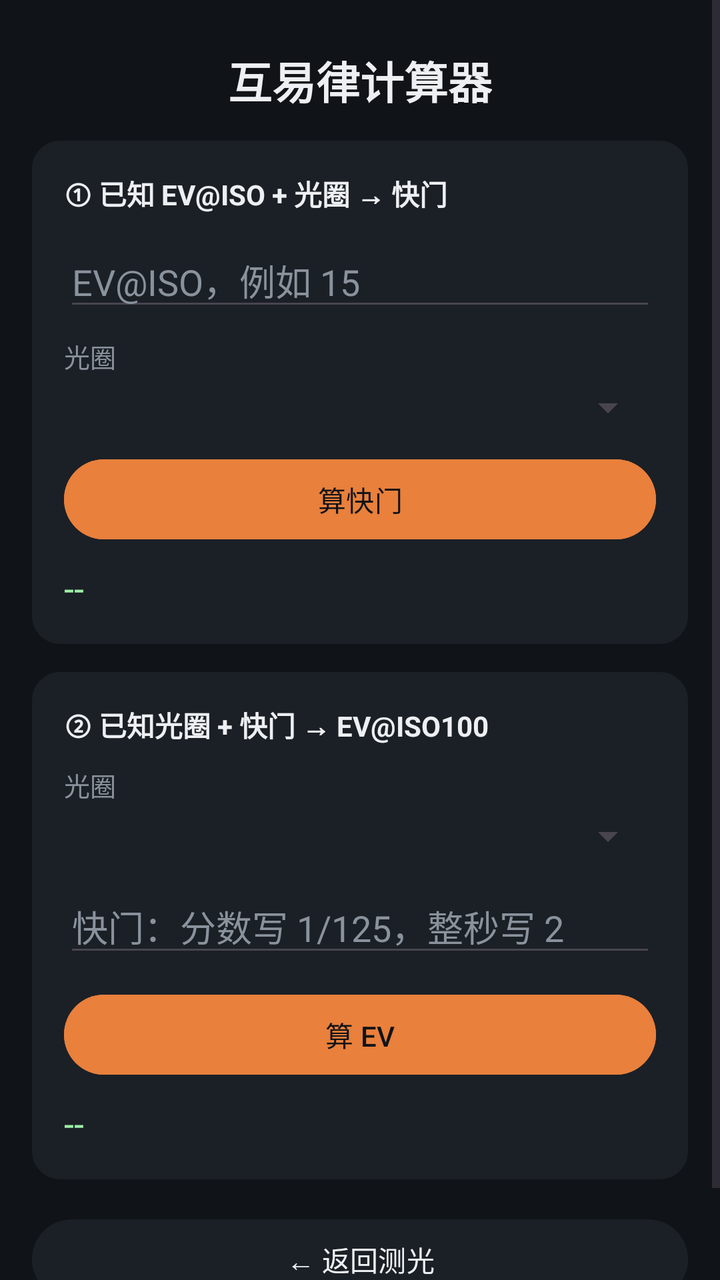
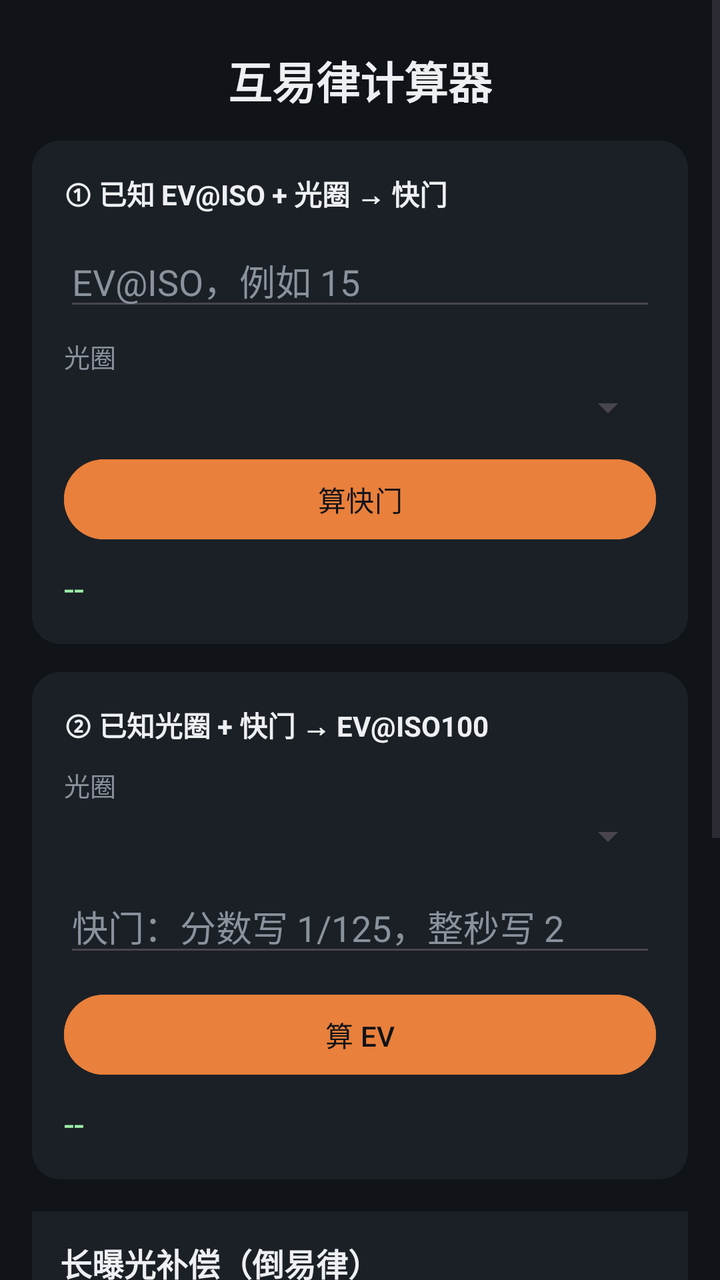

Before-and-after screenshots of an Android layout around one commit, followed by the original layout XML and the change that was made.
<!-- AndroidManifest.xml: application theme Theme.LightMeter -->
<!-- res/layout/activity_calc.xml -->
<?xml version="1.0" encoding="utf-8"?>
<ScrollView xmlns:android="http://schemas.android.com/apk/res/android"
    android:layout_width="match_parent"
    android:layout_height="match_parent"
    android:background="@color/bg"
    android:fillViewport="true">

    <LinearLayout
        android:layout_width="match_parent"
        android:layout_height="wrap_content"
        android:orientation="vertical"
        android:padding="16dp">

        <TextView
            android:layout_width="wrap_content"
            android:layout_height="wrap_content"
            android:text="互易律计算器"
            android:textSize="22sp"
            android:textStyle="bold"
            android:textColor="@color/text"
            android:layout_marginTop="8dp"
            android:layout_gravity="center_horizontal" />

        
        <LinearLayout
            android:layout_width="match_parent"
            android:layout_height="wrap_content"
            android:orientation="vertical"
            android:background="@drawable/bg_card"
            android:padding="16dp"
            android:layout_marginTop="14dp">

            <TextView
                android:layout_width="wrap_content"
                android:layout_height="wrap_content"
                android:text="① 已知 EV@ISO + 光圈 → 快门"
                android:textSize="14sp"
                android:textStyle="bold"
                android:textColor="@color/text" />

            <EditText
                android:id="@+id/evEdit"
                android:layout_width="match_parent"
                android:layout_height="wrap_content"
                android:hint="EV@ISO，例如 15"
                android:inputType="numberDecimal"
                android:textColor="@color/text"
                android:textColorHint="@color/muted"
                android:layout_marginTop="10dp" />

            <TextView
                android:layout_width="wrap_content"
                android:layout_height="wrap_content"
                android:text="光圈"
                android:textSize="13sp"
                android:textColor="@color/muted"
                android:layout_marginTop="8dp" />

            <Spinner
                android:id="@+id/spinF"
                android:layout_width="match_parent"
                android:layout_height="wrap_content"
                android:layout_marginTop="4dp" />

            <Button
                android:id="@+id/btnShutter"
                android:layout_width="match_parent"
                android:layout_height="wrap_content"
                android:text="算快门"
                android:layout_marginTop="10dp"
                android:backgroundTint="@color/accent"
                android:textColor="@color/bg" />

            <TextView
                android:id="@+id/resShutter"
                android:layout_width="wrap_content"
                android:layout_height="wrap_content"
                android:text="--"
                android:textSize="18sp"
                android:textColor="@color/accent2"
                android:layout_marginTop="8dp" />
        </LinearLayout>

        
        <LinearLayout
            android:layout_width="match_parent"
            android:layout_height="wrap_content"
            android:orientation="vertical"
            android:background="@drawable/bg_card"
            android:padding="16dp"
            android:layout_marginTop="14dp">

            <TextView
                android:layout_width="wrap_content"
                android:layout_height="wrap_content"
                android:text="② 已知光圈 + 快门 → EV@ISO100"
                android:textSize="14sp"
                android:textStyle="bold"
                android:textColor="@color/text" />

            <TextView
                android:layout_width="wrap_content"
                android:layout_height="wrap_content"
                android:text="光圈"
                android:textSize="13sp"
                android:textColor="@color/muted"
                android:layout_marginTop="10dp" />

            <Spinner
                android:id="@+id/spinF2"
                android:layout_width="match_parent"
                android:layout_height="wrap_content"
                android:layout_marginTop="4dp" />

            <EditText
                android:id="@+id/shutterEdit"
                android:layout_width="match_parent"
                android:layout_height="wrap_content"
                android:hint="快门：分数写 1/125，整秒写 2"
                android:inputType="text"
                android:textColor="@color/text"
                android:textColorHint="@color/muted"
                android:layout_marginTop="10dp" />

            <Button
                android:id="@+id/btnEv"
                android:layout_width="match_parent"
                android:layout_height="wrap_content"
                android:text="算 EV"
                android:layout_marginTop="10dp"
                android:backgroundTint="@color/accent"
                android:textColor="@color/bg" />

            <TextView
                android:id="@+id/resEv"
                android:layout_width="wrap_content"
                android:layout_height="wrap_content"
                android:text="--"
                android:textSize="18sp"
                android:textColor="@color/accent2"
                android:layout_marginTop="8dp" />
        </LinearLayout>

        <Button
            android:id="@+id/btnBack"
            android:layout_width="match_parent"
            android:layout_height="wrap_content"
            android:text="← 返回测光"
            android:layout_marginTop="16dp"
            android:layout_marginBottom="20dp"
            android:backgroundTint="@color/surface"
            android:textColor="@color/text" />

    </LinearLayout>
</ScrollView>
<!-- resources referenced by this layout -->
<resources>
  <color name="accent">#FFE9803C</color>
  <color name="accent2">#FF9EF0A8</color>
  <color name="bg">#FF101317</color>
  <color name="muted">#FF8A929C</color>
  <color name="surface">#FF1B2026</color>
  <color name="text">#FFEDEFF2</color>
  <!-- drawable bg_card (drawable) -->
  <?xml version="1.0" encoding="utf-8"?>
  <shape xmlns:android="http://schemas.android.com/apk/res/android" android:shape="rectangle">
      <solid android:color="@color/surface" />
      <corners android:radius="14dp" />
  </shape>
  <style name="Theme.LightMeter" parent="Theme.Material3.DayNight.NoActionBar">
          <item name="colorPrimary">@color/accent</item>
          <item name="colorSecondary">@color/accent2</item>
          <item name="android:colorBackground">@color/bg</item>
          <item name="android:windowBackground">@color/bg</item>
          <item name="android:statusBarColor">@color/bg</item>
          <item name="android:navigationBarColor">@color/bg</item>
          <item name="android:windowLightStatusBar">false</item>
      </style>
</resources>

<!-- the commit's change to res/layout/activity_calc.xml (unified diff, before → after) -->
@@ -141,6 +141,73 @@
                 android:layout_marginTop="8dp" />
         </LinearLayout>
 
+        <LinearLayout
+            android:layout_width="match_parent"
+            android:layout_height="wrap_content"
+            android:orientation="vertical"
+            android:background="@color/surface"
+            android:padding="14dp"
+            android:layout_marginTop="16dp">
+
+            <TextView
+                android:layout_width="wrap_content"
+                android:layout_height="wrap_content"
+                android:text="长曝光补偿（倒易律）"
+                android:textSize="16sp"
+                android:textStyle="bold"
+                android:textColor="@color/text" />
+
+            <TextView
+                android:layout_width="match_parent"
+                android:layout_height="wrap_content"
+                android:text="胶片在长曝光下会欠曝。选胶片、填入理论曝光时间，得到实际该曝光多久。"
+                android:textSize="12sp"
+                android:textColor="@color/text_dim"
+                android:layout_marginTop="4dp" />
+
+            <Spinner
+                android:id="@+id/spinFilm"
+                android:layout_width="match_parent"
+                android:layout_height="wrap_content"
+                android:layout_marginTop="10dp" />
+
+            <EditText
+                android:id="@+id/longSecEdit"
+                android:layout_width="match_parent"
+                android:layout_height="wrap_content"
+                android:hint="理论曝光时间（秒），如 30"
+                android:inputType="numberDecimal"
+                android:textSize="16sp"
+                android:textColor="@color/text"
+                android:layout_marginTop="8dp" />
+
+            <Button
+                android:id="@+id/btnReciprocity"
+                android:layout_width="match_parent"
+                android:layout_height="wrap_content"
+                android:text="算补偿后时间"
+                android:layout_marginTop="10dp"
+                android:backgroundTint="@color/accent"
+                android:textColor="@color/bg" />
+
+            <TextView
+                android:id="@+id/resReciprocity"
+                android:layout_width="match_parent"
+                android:layout_height="wrap_content"
+                android:text="--"
+                android:textSize="18sp"
+                android:textColor="@color/accent2"
+                android:layout_marginTop="8dp" />
+
+            <TextView
+                android:id="@+id/noteReciprocity"
+                android:layout_width="match_parent"
+                android:layout_height="wrap_content"
+                android:textSize="12sp"
+                android:textColor="@color/text_dim"
+                android:layout_marginTop="6dp" />
+        </LinearLayout>
+
         <Button
             android:id="@+id/btnBack"
             android:layout_width="match_parent"
